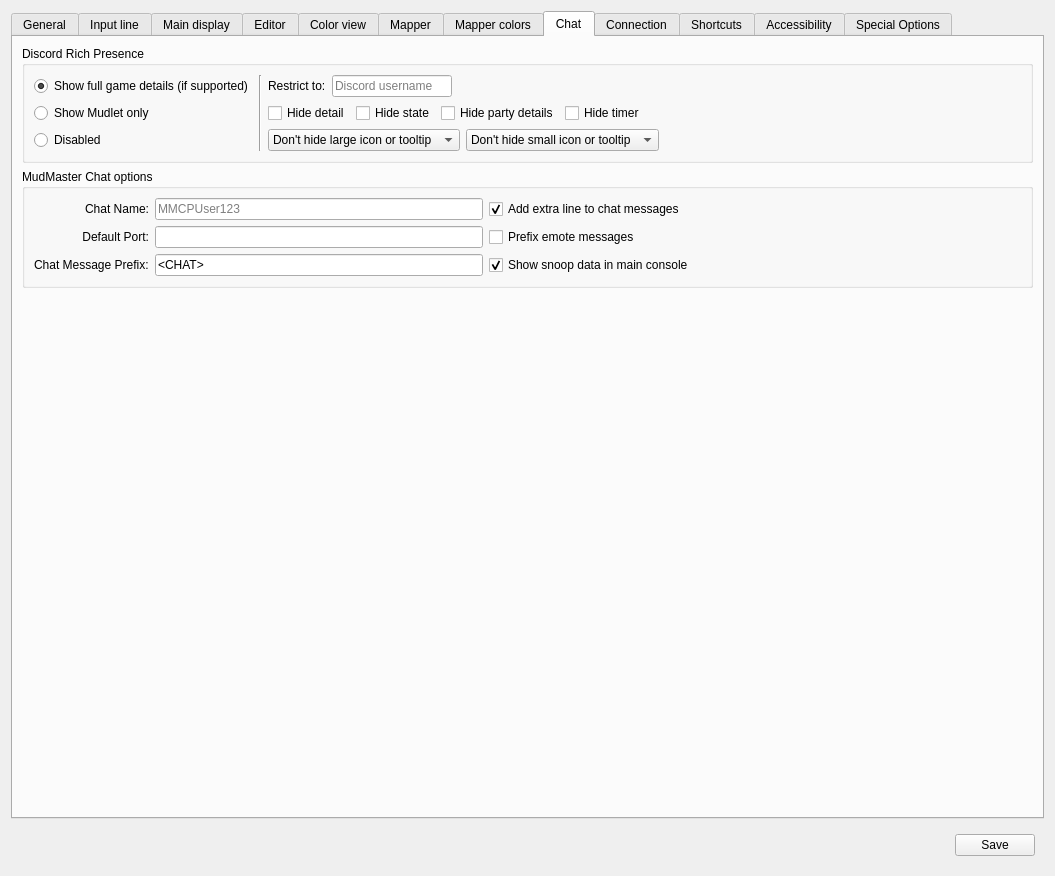
Old version of the form src/ui/profile_preferences.ui in the repository Mudlet/Mudlet.
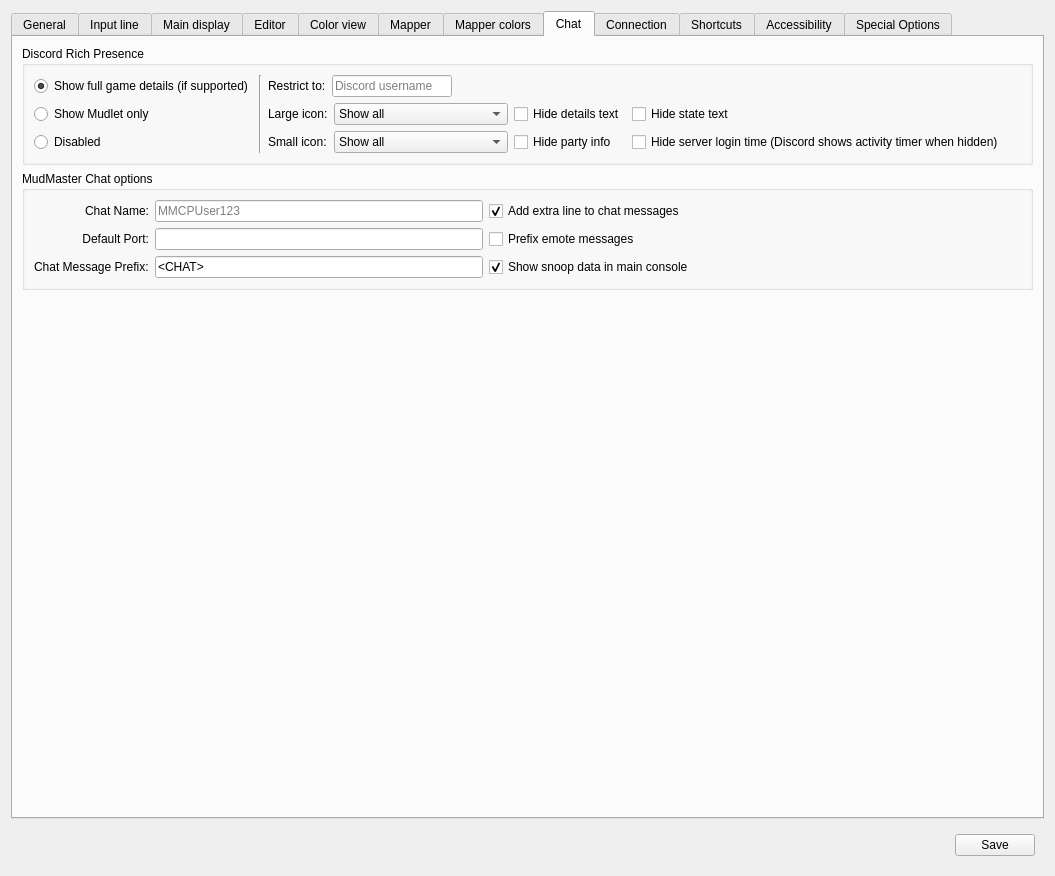
New version of the form. The open tabs and pages were chosen to show the change. Icons and pictures are not drawn. Custom widgets are drawn as their Qt base class.

Commit message:
Improve Discord UI layout and fix test shutdown crash
- Rework privacy controls into aligned grid layout with labeled
  icon dropdowns and checkboxes in matching columns
- Add "Large icon:" / "Small icon:" labels that fade when not in
  Game Details mode
- Update timer checkbox label to explain Discord activity timer
  behavior inline
- Fix duplicate gridLayout names causing UIC warning
- Fix test segfault on Linux by properly cleaning up TelnetServerStub
  and mudlet singleton in cleanupTestCase

The edit to the form file:
```diff
--- a/src/ui/profile_preferences.ui
+++ b/src/ui/profile_preferences.ui
@@ -3560,118 +3560,112 @@
             </item>
            </layout>
           </item>
-          <item row="1" column="2">
-           <layout class="QHBoxLayout">
-            <item>
+          <item row="1" column="2" rowspan="2">
+           <layout class="QGridLayout" name="gridLayout_discordPrivacyControls">
+            <item row="0" column="0">
+             <widget class="QLabel" name="label_discordLargeIcon">
+              <property name="text">
+               <string>Large icon:</string>
+              </property>
+             </widget>
+            </item>
+            <item row="0" column="1">
+             <widget class="QComboBox" name="comboBox_discordLargeIconPrivacy">
+              <property name="sizeAdjustPolicy">
+               <enum>QComboBox::SizeAdjustPolicy::AdjustToContentsOnFirstShow</enum>
+              </property>
+              <property name="minimumContentsLength">
+               <number>18</number>
+              </property>
+              <item>
+               <property name="text">
+                <string>Show all</string>
+               </property>
+              </item>
+              <item>
+               <property name="text">
+                <string>Hide tooltip</string>
+               </property>
+              </item>
+              <item>
+               <property name="text">
+                <string>Hide tooltip and icon</string>
+               </property>
+              </item>
+             </widget>
+            </item>
+            <item row="0" column="2">
              <widget class="QCheckBox" name="checkBox_discordServerAccessToDetail">
               <property name="text">
-               <string>Hide detail</string>
+               <string>Hide details text</string>
               </property>
              </widget>
             </item>
-            <item>
+            <item row="0" column="3">
              <widget class="QCheckBox" name="checkBox_discordServerAccessToState">
               <property name="text">
-               <string>Hide state</string>
+               <string>Hide state text</string>
               </property>
              </widget>
             </item>
-            <item>
+            <item row="0" column="4">
+             <spacer>
+              <property name="orientation">
+               <enum>Qt::Orientation::Horizontal</enum>
+              </property>
+              <property name="sizeHint" stdset="0">
+               <size>
+                <width>20</width>
+                <height>20</height>
+               </size>
+              </property>
+             </spacer>
+            </item>
+            <item row="1" column="0">
+             <widget class="QLabel" name="label_discordSmallIcon">
+              <property name="text">
+               <string>Small icon:</string>
+              </property>
+             </widget>
+            </item>
+            <item row="1" column="1">
+             <widget class="QComboBox" name="comboBox_discordSmallIconPrivacy">
+              <property name="sizeAdjustPolicy">
+               <enum>QComboBox::SizeAdjustPolicy::AdjustToContentsOnFirstShow</enum>
+              </property>
+              <property name="minimumContentsLength">
+               <number>18</number>
+              </property>
+              <item>
+               <property name="text">
+                <string>Show all</string>
+               </property>
+              </item>
+              <item>
+               <property name="text">
+                <string>Hide tooltip</string>
+               </property>
+              </item>
+              <item>
+               <property name="text">
+                <string>Hide tooltip and icon</string>
+               </property>
+              </item>
+             </widget>
+            </item>
+            <item row="1" column="2">
              <widget class="QCheckBox" name="checkBox_discordServerAccessToPartyInfo">
               <property name="text">
-               <string>Hide party details</string>
+               <string>Hide party info</string>
               </property>
              </widget>
             </item>
-            <item>
+            <item row="1" column="3">
              <widget class="QCheckBox" name="checkBox_discordServerAccessToTimerInfo">
               <property name="text">
-               <string>Hide timer</string>
+               <string>Hide server login time (Discord shows activity timer when hidden)</string>
               </property>
              </widget>
-            </item>
-            <item>
-             <spacer>
-              <property name="orientation">
-               <enum>Qt::Orientation::Horizontal</enum>
-              </property>
-              <property name="sizeHint" stdset="0">
-               <size>
-                <width>20</width>
-                <height>20</height>
-               </size>
-              </property>
-             </spacer>
-            </item>
-           </layout>
-          </item>
-          <item row="2" column="2">
-           <layout class="QHBoxLayout">
-            <item>
-             <widget class="QComboBox" name="comboBox_discordLargeIconPrivacy">
-              <property name="sizeAdjustPolicy">
-               <enum>QComboBox::SizeAdjustPolicy::AdjustToContents</enum>
-              </property>
-              <property name="sizePolicy">
-               <sizepolicy hsizetype="Preferred" vsizetype="Fixed">
-                <horstretch>0</horstretch>
-                <verstretch>0</verstretch>
-               </sizepolicy>
-              </property>
-              <item>
-               <property name="text">
-                <string>Don't hide large icon or tooltip</string>
-               </property>
-              </item>
-              <item>
-               <property name="text">
-                <string>Hide large icon tooltip</string>
-               </property>
-              </item>
-              <item>
-               <property name="text">
-                <string>Hide large icon and tooltip</string>
-               </property>
-              </item>
-             </widget>
-            </item>
-            <item>
-             <widget class="QComboBox" name="comboBox_discordSmallIconPrivacy">
-              <property name="sizePolicy">
-               <sizepolicy hsizetype="Preferred" vsizetype="Fixed">
-                <horstretch>0</horstretch>
-                <verstretch>0</verstretch>
-               </sizepolicy>
-              </property>
-              <item>
-               <property name="text">
-                <string>Don't hide small icon or tooltip</string>
-               </property>
-              </item>
-              <item>
-               <property name="text">
-                <string>Hide small icon tooltip</string>
-               </property>
-              </item>
-              <item>
-               <property name="text">
-                <string>Hide small icon and tooltip</string>
-               </property>
-              </item>
-             </widget>
-            </item>
-            <item>
-             <spacer>
-              <property name="orientation">
-               <enum>Qt::Orientation::Horizontal</enum>
-              </property>
-              <property name="sizeHint" stdset="0">
-               <size>
-                <width>20</width>
-                <height>20</height>
-               </size>
-              </property>
-             </spacer>
             </item>
            </layout>
           </item>
@@ -3683,7 +3677,7 @@
          <property name="title">
           <string>MudMaster Chat options</string>
          </property>
-         <layout class="QGridLayout" name="gridLayout">
+         <layout class="QGridLayout" name="gridLayout_groupBox_MMCPOptions">
           <item row="3" column="6">
            <widget class="QCheckBox" name="checkBox_mmcpSnoopInMainConsole">
             <property name="toolTip">
```
Left out of the diff: 2 changed lines with no effect on the pictures. The commit also changes 2 other files.
